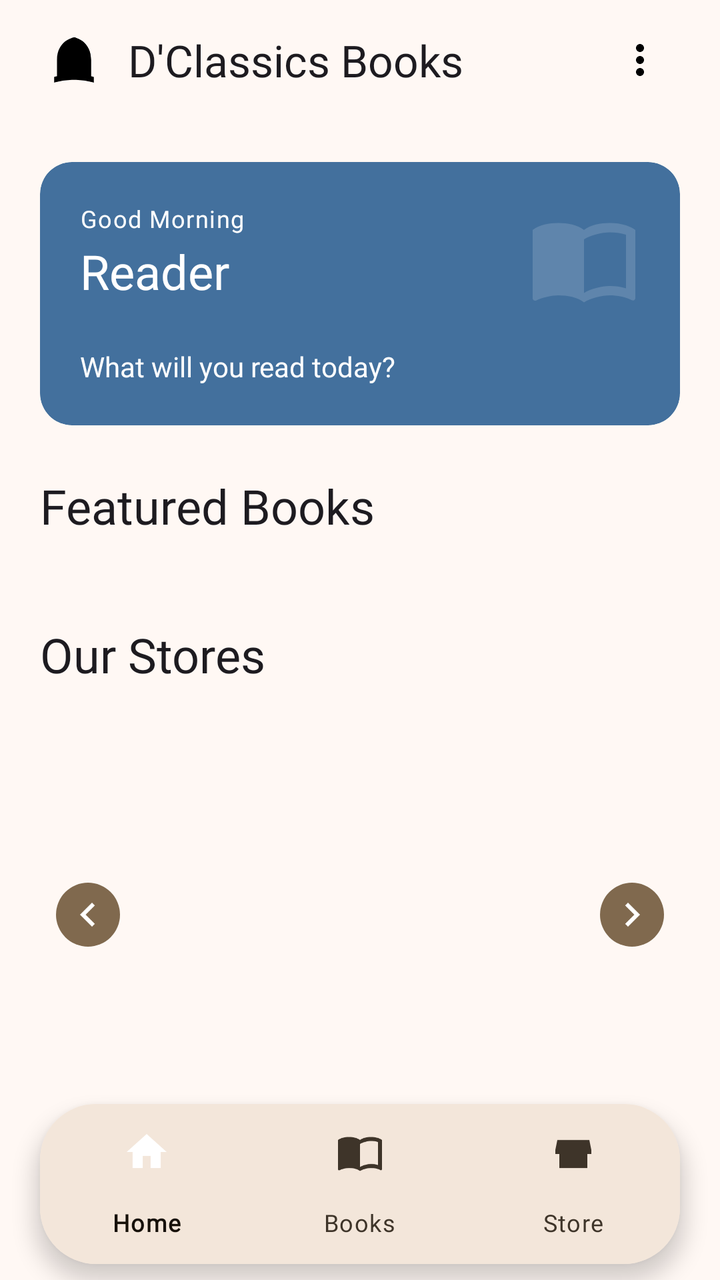
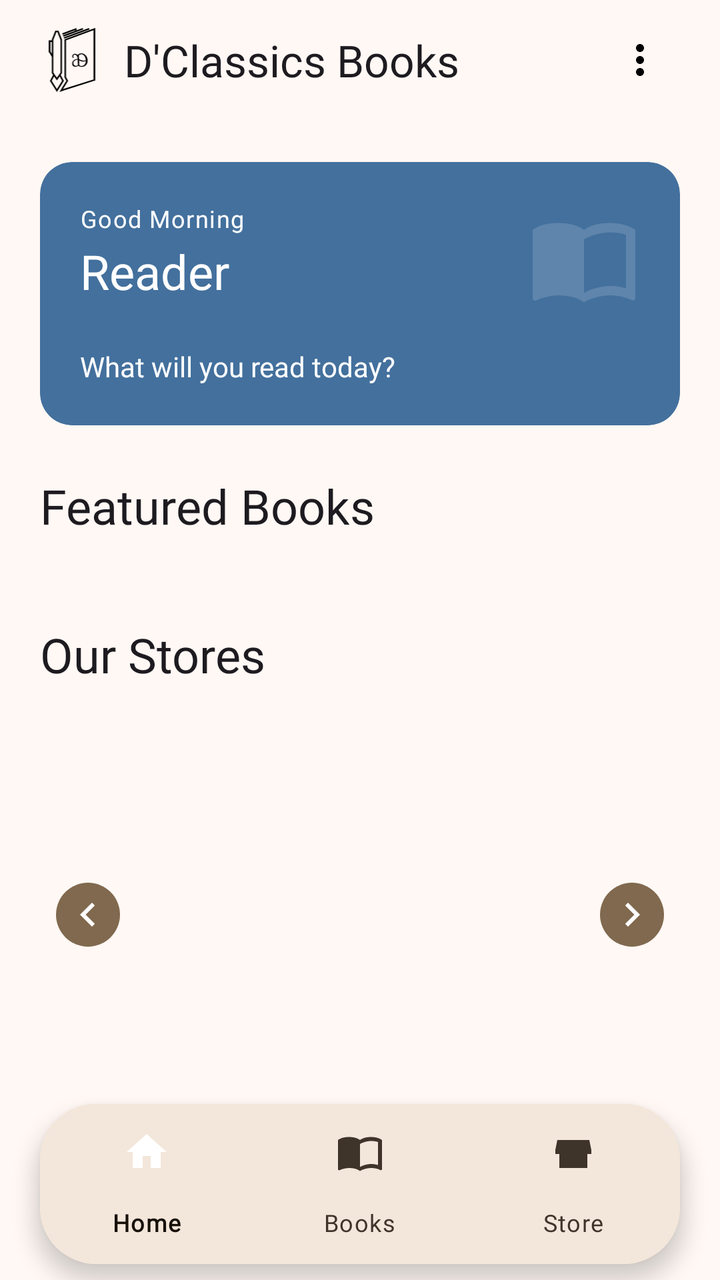

Before-and-after screenshots of an Android layout around one commit, followed by the original layout XML and the change that was made.
<!-- AndroidManifest.xml: application theme Theme.DClassicsBooks -->
<!-- res/layout/activity_home.xml -->
<?xml version="1.0" encoding="utf-8"?>
<androidx.coordinatorlayout.widget.CoordinatorLayout xmlns:android="http://schemas.android.com/apk/res/android"
    xmlns:app="http://schemas.android.com/apk/res-auto"
    android:layout_width="match_parent"
    android:layout_height="match_parent"
    android:fitsSystemWindows="true">

    <com.google.android.material.appbar.AppBarLayout
        android:id="@+id/app_bar"
        android:layout_width="match_parent"
        android:layout_height="wrap_content"
        android:fitsSystemWindows="true"
        app:elevation="@dimen/elevation_level0">

        <androidx.constraintlayout.widget.ConstraintLayout
            android:layout_width="match_parent"
            android:layout_height="60dp"
            android:paddingHorizontal="@dimen/space250">

            <ImageView
                android:id="@+id/iv_logo_bar"
                android:layout_width="34dp"
                android:layout_height="34dp"
                android:src="@drawable/ic_logo"
                android:contentDescription="@string/app_name"
                app:layout_constraintStart_toStartOf="parent"
                app:layout_constraintTop_toTopOf="parent"
                app:layout_constraintBottom_toBottomOf="parent"/>

            <TextView
                android:layout_width="wrap_content"
                android:layout_height="wrap_content"
                android:layout_marginStart="@dimen/space125"
                android:text="@string/app_name"
                android:textAppearance="?attr/textAppearanceTitleLarge"
                app:layout_constraintBottom_toBottomOf="parent"
                app:layout_constraintStart_toEndOf="@id/iv_logo_bar"
                app:layout_constraintTop_toTopOf="parent" />

            <ImageButton
                android:id="@+id/btn_overflow"
                android:layout_width="40dp"
                android:layout_height="40dp"
                android:src="@drawable/ic_more_vert"
                android:background="?attr/selectableItemBackgroundBorderless"
                android:contentDescription="Menu"
                app:layout_constraintEnd_toEndOf="parent"
                app:layout_constraintTop_toTopOf="parent"
                app:layout_constraintBottom_toBottomOf="parent"/>

        </androidx.constraintlayout.widget.ConstraintLayout>

        <View
            android:layout_width="match_parent"
            android:layout_height="1dp"/>

    </com.google.android.material.appbar.AppBarLayout>

    <androidx.core.widget.NestedScrollView
        android:layout_width="match_parent"
        android:layout_height="match_parent"
        android:paddingBottom="110dp"
        android:clipToPadding="false"
        app:layout_behavior="@string/appbar_scrolling_view_behavior">

        <LinearLayout
            android:layout_width="match_parent"
            android:layout_height="wrap_content"
            android:orientation="vertical">

            
            <com.google.android.material.card.MaterialCardView
                android:layout_width="match_parent"
                android:layout_height="wrap_content"
                android:layout_marginHorizontal="@dimen/space250"
                android:layout_marginTop="@dimen/space250"
                app:shapeAppearance="@style/ShapeAppearance.Material3.Corner.Large"
                app:cardElevation="@dimen/elevation_level0"
                app:cardBackgroundColor="@color/accent_container">

                <RelativeLayout
                    android:layout_width="match_parent"
                    android:layout_height="wrap_content"
                    android:padding="@dimen/space250">

                    <ImageView
                        android:layout_width="56dp"
                        android:layout_height="56dp"
                        android:src="@drawable/ic_menu_book"
                        android:alpha="0.15"
                        app:tint="@color/white"
                        android:layout_alignParentEnd="true"
                        android:layout_alignParentTop="true"
                        android:contentDescription="@null" />

                    <LinearLayout
                        android:layout_width="match_parent"
                        android:layout_height="wrap_content"
                        android:orientation="vertical">

                        <TextView
                            android:id="@+id/tv_greeting"
                            android:layout_width="wrap_content"
                            android:layout_height="wrap_content"
                            android:text="@string/greeting_morning"
                            android:textAppearance="?attr/textAppearanceLabelMedium"
                            android:textColor="@color/white"/>

                        <TextView
                            android:id="@+id/tv_username"
                            android:layout_width="wrap_content"
                            android:layout_height="wrap_content"
                            android:text="Reader"
                            android:textAppearance="?attr/textAppearanceHeadlineSmall"
                            android:layout_marginTop="@dimen/space025"
                            android:textColor="@color/white"/>

                        <View
                            android:layout_width="32dp"
                            android:layout_height="2dp"
                            android:layout_marginTop="@dimen/space125"
                            android:layout_marginBottom="@dimen/space125"/>

                        <TextView
                            android:layout_width="wrap_content"
                            android:layout_height="wrap_content"
                            android:text="@string/greeting_subtitle"
                            android:textAppearance="?attr/textAppearanceBodyMedium"
                            android:textColor="@color/white"/>

                    </LinearLayout>
                </RelativeLayout>
            </com.google.android.material.card.MaterialCardView>

            
            <LinearLayout
                android:layout_width="match_parent"
                android:layout_height="wrap_content"
                android:orientation="horizontal"
                android:gravity="center_vertical"
                android:paddingHorizontal="@dimen/space250"
                android:paddingTop="@dimen/space300"
                android:paddingBottom="@dimen/space175">

                <TextView
                    android:layout_width="wrap_content"
                    android:layout_height="wrap_content"
                    android:text="@string/featured_books"
                    android:textAppearance="?attr/textAppearanceHeadlineSmall" />

            </LinearLayout>

            <androidx.recyclerview.widget.RecyclerView
                android:id="@+id/rv_featured_books"
                android:layout_width="match_parent"
                android:layout_height="wrap_content"
                android:paddingHorizontal="@dimen/space250"
                android:paddingBottom="@dimen/space050"
                android:clipToPadding="false"
                android:orientation="horizontal"
                app:layoutManager="androidx.recyclerview.widget.LinearLayoutManager"/>

            
            <LinearLayout
                android:layout_width="match_parent"
                android:layout_height="wrap_content"
                android:orientation="horizontal"
                android:gravity="center_vertical"
                android:paddingHorizontal="@dimen/space250"
                android:paddingTop="@dimen/space300"
                android:paddingBottom="@dimen/space175">

                <TextView
                    android:layout_width="wrap_content"
                    android:layout_height="wrap_content"
                    android:text="@string/our_stores"
                    android:textAppearance="?attr/textAppearanceHeadlineSmall"/>

            </LinearLayout>

            
            <androidx.constraintlayout.widget.ConstraintLayout
                android:layout_width="match_parent"
                android:layout_height="200dp"
                android:layout_marginHorizontal="@dimen/space250">

                <androidx.viewpager2.widget.ViewPager2
                    android:id="@+id/vp_carousel"
                    android:layout_width="0dp"
                    android:layout_height="0dp"
                    app:layout_constraintTop_toTopOf="parent"
                    app:layout_constraintBottom_toBottomOf="parent"
                    app:layout_constraintStart_toStartOf="parent"
                    app:layout_constraintEnd_toEndOf="parent"/>

                <ImageButton
                    android:id="@+id/btn_prev"
                    android:layout_width="32dp"
                    android:layout_height="32dp"
                    android:src="@drawable/ic_chevron_left"
                    android:background="@drawable/bg_carousel_button"
                    app:tint="?attr/colorOnPrimaryContainer"
                    android:contentDescription="Previous"
                    android:layout_marginStart="@dimen/space100"
                    app:layout_constraintStart_toStartOf="parent"
                    app:layout_constraintTop_toTopOf="parent"
                    app:layout_constraintBottom_toBottomOf="parent"/>

                <ImageButton
                    android:id="@+id/btn_next"
                    android:layout_width="32dp"
                    android:layout_height="32dp"
                    android:src="@drawable/ic_chevron_right"
                    android:background="@drawable/bg_carousel_button"
                    app:tint="?attr/colorOnPrimaryContainer"
                    android:contentDescription="Next"
                    android:layout_marginEnd="@dimen/space100"
                    app:layout_constraintEnd_toEndOf="parent"
                    app:layout_constraintTop_toTopOf="parent"
                    app:layout_constraintBottom_toBottomOf="parent"/>

            </androidx.constraintlayout.widget.ConstraintLayout>

            
            <LinearLayout
                android:id="@+id/ll_dots"
                android:layout_width="wrap_content"
                android:layout_height="wrap_content"
                android:layout_gravity="center_horizontal"
                android:gravity="center_vertical"
                android:orientation="horizontal"
                android:layout_marginTop="@dimen/space150"
                android:layout_marginBottom="@dimen/space250"/>

        </LinearLayout>
    </androidx.core.widget.NestedScrollView>

    
    <com.google.android.material.card.MaterialCardView
        android:layout_width="match_parent"
        android:layout_height="wrap_content"
        android:layout_gravity="bottom"
        android:layout_marginStart="@dimen/space250"
        android:layout_marginEnd="@dimen/space250"
        android:layout_marginBottom="@dimen/space100"
        app:shapeAppearance="@style/ShapeAppearance.Material3.Corner.ExtraLarge"
        app:cardElevation="@dimen/elevation_level3">

        <com.google.android.material.bottomnavigation.BottomNavigationView
            android:id="@+id/bottom_nav"
            android:layout_width="match_parent"
            android:layout_height="wrap_content"
            app:menu="@menu/bottom_navigation"/>

    </com.google.android.material.card.MaterialCardView>

</androidx.coordinatorlayout.widget.CoordinatorLayout>
<!-- resources referenced by this layout -->
<resources>
  <color name="accent_container">#43709D</color>
  <color name="white">#FFFFFF</color>
  <dimen name="elevation_level0">0dp</dimen>
  <dimen name="elevation_level3">6dp</dimen>
  <dimen name="space025">2dp</dimen>
  <dimen name="space050">4dp</dimen>
  <dimen name="space100">8dp</dimen>
  <dimen name="space125">10dp</dimen>
  <dimen name="space150">12dp</dimen>
  <dimen name="space175">14dp</dimen>
  <dimen name="space250">20dp</dimen>
  <dimen name="space300">24dp</dimen>
  <!-- drawable ic_logo (drawable) -->
  <?xml version="1.0" encoding="utf-8"?>
  <vector
      android:tint="#000000" xmlns:android="http://schemas.android.com/apk/res/android"
      android:width="48dp"
      android:height="48dp"
      android:viewportWidth="48"
      android:viewportHeight="48">
      <path
          android:fillColor="@android:color/white"
          android:pathData="M24,8 C24,8 12,10 12,24 L12,38 C12,38 18,36 24,36 C30,36 36,38 36,38 L36,24 C36,10 24,8 24,8Z"/>
      <path
          android:fillColor="@android:color/white"
          android:pathData="M24,8 L24,36 C30,36 36,38 36,38 L36,24 C36,10 24,8 24,8Z"/>
      <path
          android:fillColor="@android:color/white"
          android:pathData="M24,10 L24,34 C24,34 18,32 14,33 L14,24 C14,12 24,10 24,10Z"
          android:strokeWidth="0.5"/>
      <path
          android:fillColor="@android:color/white"
          android:pathData="M24,10 L24,34 C24,34 30,32 34,33 L34,24 C34,12 24,10 24,10Z"
          android:strokeWidth="0.5"/>
      <path
          android:fillColor="@android:color/white"
          android:pathData="M10,36 C10,36 16,34 24,34 C32,34 38,36 38,36 L38,40 C38,40 32,38 24,38 C16,38 10,40 10,40Z"/>
      <path
          android:fillColor="@android:color/white"
          android:pathData="M22,14 L22,32 M26,14 L26,32"
          android:strokeWidth="1"
          android:strokeLineCap="round"/>
  </vector>
  <string name="app_name">D\'Classics Books</string>
  <string name="featured_books">Featured Books</string>
  <string name="greeting_morning">Good Morning</string>
  <string name="greeting_subtitle">What will you read today?</string>
  <string name="our_stores">Our Stores</string>
  <style name="Theme.DClassicsBooks" parent="Theme.DClassicsBooks.Base" />
  <color name="primary">#4E3000</color>
  <color name="primary_container">#926421</color>
  <color name="secondary">#45331C</color>
  <color name="secondary_container">#80694E</color>
  <color name="accent">#00385F</color>
  <color name="error">#740006</color>
  <color name="error_container">#CF2C27</color>
  <color name="surface">#FFF8F4</color>
  <color name="surface_container_low">#FFF1E5</color>
  <color name="surface_container">#F3E6DA</color>
  <color name="surface_container_high">#DCCFC4</color>
  <color name="outline">#5C5144</color>
  <color name="outline_variant">#776B5E</color>
  <color name="on_surface">#161009</color>
  <color name="on_surface_variant">#3E3429</color>
  <style name="Typography.TitleLarge" parent="TextAppearance.Material3.TitleLarge">
          <item name="fontFamily">@font/aleo_semibold</item>
          <item name="android:fontFamily">@font/aleo_semibold</item>
      </style>
  <style name="Typography.TitleSmall" parent="TextAppearance.Material3.TitleSmall">
          <item name="fontFamily">@font/aleo_semibold</item>
          <item name="android:fontFamily">@font/aleo_semibold</item>
      </style>
  <style name="Typography.LabelLarge" parent="TextAppearance.Material3.LabelLarge">
          <item name="fontFamily">@font/inter_medium</item>
          <item name="android:fontFamily">@font/inter_medium</item>
      </style>
  <style name="Typography.LabelMedium" parent="TextAppearance.Material3.LabelMedium">
          <item name="fontFamily">@font/inter_medium</item>
          <item name="android:fontFamily">@font/inter_medium</item>
      </style>
  <style name="Typography.LabelSmall" parent="TextAppearance.Material3.LabelSmall">
          <item name="fontFamily">@font/inter_medium</item>
          <item name="android:fontFamily">@font/inter_medium</item>
      </style>
  <!-- unchanged entries left out for length: 17 -->
</resources>

<!-- the commit's change to res/layout/activity_home.xml (unified diff, before → after) -->
@@ -19,9 +19,9 @@
 
             <ImageView
                 android:id="@+id/iv_logo_bar"
-                android:layout_width="34dp"
-                android:layout_height="34dp"
-                android:src="@drawable/ic_logo"
+                android:layout_width="32dp"
+                android:layout_height="32dp"
+                android:src="@drawable/logo"
                 android:contentDescription="@string/app_name"
                 app:layout_constraintStart_toStartOf="parent"
                 app:layout_constraintTop_toTopOf="parent"
<!-- resource entries referenced after the edit -->
@@ -12,37 +12,7 @@
   <dimen name="space175">14dp</dimen>
   <dimen name="space250">20dp</dimen>
   <dimen name="space300">24dp</dimen>
-  <!-- drawable ic_logo (drawable) -->
-  <?xml version="1.0" encoding="utf-8"?>
-  <vector
-      android:tint="#000000" xmlns:android="http://schemas.android.com/apk/res/android"
-      android:width="48dp"
-      android:height="48dp"
-      android:viewportWidth="48"
-      android:viewportHeight="48">
-      <path
-          android:fillColor="@android:color/white"
-          android:pathData="M24,8 C24,8 12,10 12,24 L12,38 C12,38 18,36 24,36 C30,36 36,38 36,38 L36,24 C36,10 24,8 24,8Z"/>
-      <path
-          android:fillColor="@android:color/white"
-          android:pathData="M24,8 L24,36 C30,36 36,38 36,38 L36,24 C36,10 24,8 24,8Z"/>
-      <path
-          android:fillColor="@android:color/white"
-          android:pathData="M24,10 L24,34 C24,34 18,32 14,33 L14,24 C14,12 24,10 24,10Z"
-          android:strokeWidth="0.5"/>
-      <path
-          android:fillColor="@android:color/white"
-          android:pathData="M24,10 L24,34 C24,34 30,32 34,33 L34,24 C34,12 24,10 24,10Z"
-          android:strokeWidth="0.5"/>
-      <path
-          android:fillColor="@android:color/white"
-          android:pathData="M10,36 C10,36 16,34 24,34 C32,34 38,36 38,36 L38,40 C38,40 32,38 24,38 C16,38 10,40 10,40Z"/>
-      <path
-          android:fillColor="@android:color/white"
-          android:pathData="M22,14 L22,32 M26,14 L26,32"
-          android:strokeWidth="1"
-          android:strokeLineCap="round"/>
-  </vector>
+  <!-- drawable logo: vector/xml drawable (drawable, 4016 chars, omitted) -->
   <string name="app_name">D\'Classics Books</string>
   <string name="featured_books">Featured Books</string>
   <string name="greeting_morning">Good Morning</string>
